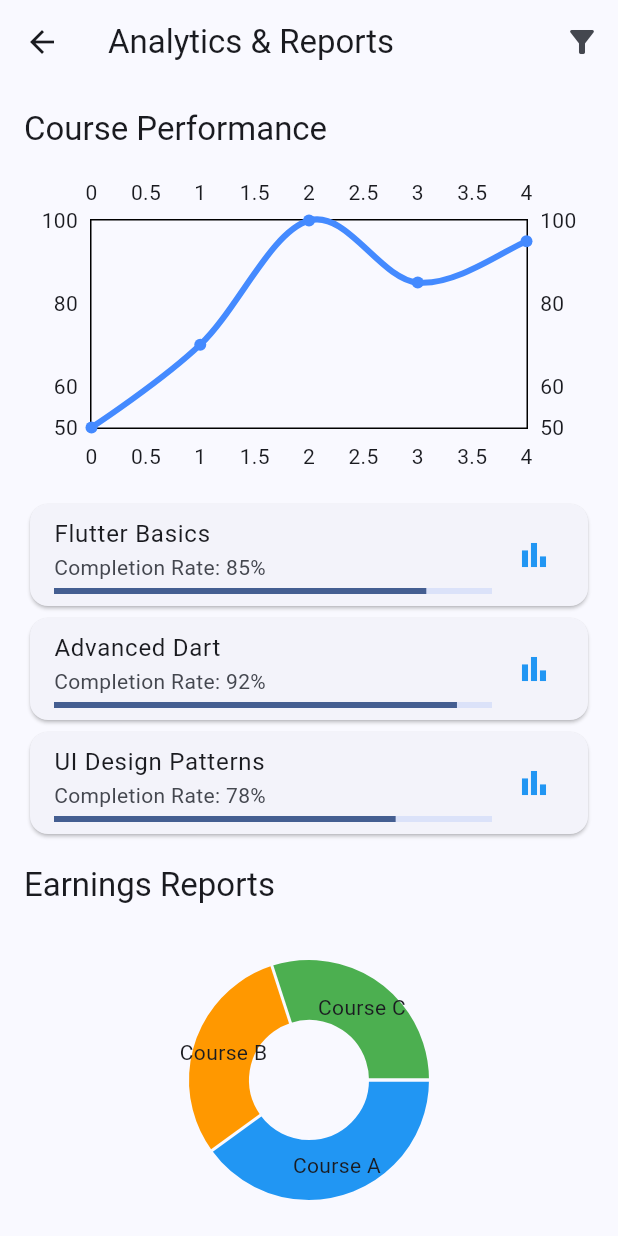
After one commit to Krushibhudia/learning-flutter, a Flutter app: the AnalyticsReportsPage screen opened directly, after a tap on the "filter alt" icon, on a phone screen of 412 x 824 dp. The commit adds this screen. Run offline on Flutter 3.47's test engine with Material 3 defaults, Android fonts, the phone set to English and light mode, and no system bars; drawn by our look-alikes of fl_chart; our stand-ins replace cloud_firestore, firebase_auth, firebase_core; accounts and stored records are empty.

Commit message:
my commit

```diff
--- /dev/null
+++ b/lib/Screens/InstructorPanel/Analytics_screen.dart
@@ -0,0 +1,215 @@
+import 'package:flutter/material.dart';
+import 'package:fl_chart/fl_chart.dart';
+
+class AnalyticsReportsPage extends StatelessWidget {
+  @override
+  Widget build(BuildContext context) {
+    return Scaffold(
+      appBar: AppBar(
+        title: Text('Analytics & Reports'),
+        actions: [
+          IconButton(
+            icon: Icon(Icons.filter_alt),
+            onPressed: () {
+              // TODO: Add filter logic
+            },
+          ),
+        ],
+      ),
+      body: SingleChildScrollView(
+        padding: const EdgeInsets.all(16.0),
+        child: Column(
+          crossAxisAlignment: CrossAxisAlignment.start,
+          children: [
+            // Course Performance Section
+            Text(
+              'Course Performance',
+              style: Theme.of(context).textTheme.titleLarge,
+            ),
+            SizedBox(height: 16),
+            CoursePerformanceGraph(),
+            SizedBox(height: 16),
+            CoursePerformanceList(),
+
+            // Earnings Reports Section
+            SizedBox(height: 16),
+            Text(
+              'Earnings Reports',
+              style: Theme.of(context).textTheme.titleLarge,
+            ),
+            SizedBox(height: 16),
+            EarningsPieChart(),
+            SizedBox(height: 16),
+            EarningsSummaryCard(),
+
+            // Student Activity Section
+            SizedBox(height: 16),
+            Text(
+              'Student Activity',
+              style: Theme.of(context).textTheme.titleLarge,
+            ),
+            SizedBox(height: 16),
+            StudentEngagementBarChart(),
+            SizedBox(height: 16),
+            StudentActivitySummary(),
+          ],
+        ),
+      ),
+    );
+  }
+}
+
+// Course Performance Graph
+class CoursePerformanceGraph extends StatelessWidget {
+  @override
+  Widget build(BuildContext context) {
+    return SizedBox(
+      height: 200,
+      child: LineChart(
+        LineChartData(
+          gridData: FlGridData(show: false),
+          titlesData: FlTitlesData(show: true),
+          borderData: FlBorderData(show: true),
+          lineBarsData: [
+            LineChartBarData(
+              spots: [
+                FlSpot(0, 50),
+                FlSpot(1, 70),
+                FlSpot(2, 100),
+                FlSpot(3, 85),
+                FlSpot(4, 95),
+              ],
+              isCurved: true,
+              color: Colors.blueAccent,
+              barWidth: 4,
+              isStrokeCapRound: true,
+              belowBarData: BarAreaData(show: false),
+            ),
+          ],
+        ),
+      ),
+    );
+  }
+}
+
+// Course Performance List
+class CoursePerformanceList extends StatelessWidget {
+  @override
+  Widget build(BuildContext context) {
+    return Column(
+      children: [
+        CoursePerformanceCard(courseName: 'Flutter Basics', completionRate: 85),
+        CoursePerformanceCard(courseName: 'Advanced Dart', completionRate: 92),
+        CoursePerformanceCard(courseName: 'UI Design Patterns', completionRate: 78),
+      ],
+    );
+  }
+}
+
+class CoursePerformanceCard extends StatelessWidget {
+  final String courseName;
+  final double completionRate;
+
+  CoursePerformanceCard({required this.courseName, required this.completionRate});
+
+  @override
+  Widget build(BuildContext context) {
+    return Card(
+      child: ListTile(
+        title: Text(courseName),
+        subtitle: Column(
+          crossAxisAlignment: CrossAxisAlignment.start,
+          children: [
+            Text('Completion Rate: ${completionRate.toInt()}%'),
+            SizedBox(height: 4),
+            LinearProgressIndicator(value: completionRate / 100),
+          ],
+        ),
+        trailing: Icon(Icons.bar_chart, color: Colors.blue),
+      ),
+    );
+  }
+}
+
+// Earnings Pie Chart
+class EarningsPieChart extends StatelessWidget {
+  @override
+  Widget build(BuildContext context) {
+    return SizedBox(
+      height: 200,
+      child: PieChart(
+        PieChartData(
+          sections: [
+            PieChartSectionData(value: 40, title: 'Course A', color: Colors.blue),
+            PieChartSectionData(value: 30, title: 'Course B', color: Colors.orange),
+            PieChartSectionData(value: 30, title: 'Course C', color: Colors.green),
+          ],
+          centerSpaceRadius: 40,
+          sectionsSpace: 2,
+        ),
+      ),
+    );
+  }
+}
+
+// Earnings Summary Card
+class EarningsSummaryCard extends StatelessWidget {
+  @override
+  Widget build(BuildContext context) {
+    return Card(
+      child: Padding(
+        padding: const EdgeInsets.all(16.0),
+        child: Column(
+          crossAxisAlignment: CrossAxisAlignment.start,
+          children: [
+            Text('Total Earnings: \$10,000', style: TextStyle(fontSize: 16)),
+            SizedBox(height: 8),
+            Text('This Month: \$2,000', style: TextStyle(fontSize: 16)),
+          ],
+        ),
+      ),
+    );
+  }
+}
+
+// Student Engagement Bar Chart
+class StudentEngagementBarChart extends StatelessWidget {
+  @override
+  Widget build(BuildContext context) {
+    return SizedBox(
+      height: 200,
+      child: BarChart(
+        BarChartData(
+          titlesData: FlTitlesData(show: true),
+          borderData: FlBorderData(show: false),
+          barGroups: [
+            BarChartGroupData(x: 0, barRods: [BarChartRodData(toY: 5, color: Colors.blue)]),
+            BarChartGroupData(x: 1, barRods: [BarChartRodData(toY: 7, color: Colors.blue)]),
+            BarChartGroupData(x: 2, barRods: [BarChartRodData(toY: 8, color: Colors.blue)]),
+            BarChartGroupData(x: 3, barRods: [BarChartRodData(toY: 6, color: Colors.blue)]),
+          ],
+        ),
+      ),
+    );
+  }
+}
+
+// Student Activity Summary
+class StudentActivitySummary extends StatelessWidget {
+  @override
+  Widget build(BuildContext context) {
+    return Card(
+      child: ListTile(
+        title: Text('Student Engagement Summary'),
+        subtitle: Column(
+          crossAxisAlignment: CrossAxisAlignment.start,
+          children: [
+            Text('Logins this week: 120'),
+            Text('Lessons completed: 250'),
+          ],
+        ),
+        trailing: Icon(Icons.group, color: Colors.blue),
+      ),
+    );
+  }
+}
--- a/lib/Screens/InstructorPanel/CreateEditCourse_screen.dart
+++ b/lib/Screens/InstructorPanel/CreateEditCourse_screen.dart
@@ -1,3 +1,4 @@
+/*
 import 'package:flutter/material.dart';
 import 'package:file_picker/file_picker.dart';
 import 'package:permission_handler/permission_handler.dart';  // For permission handling
@@ -162,3 +163,4 @@ class _CreateEditCourseScreenState extends State<CreateEditCourseScreen> {
     );
   }
 }
+*/
--- a/pubspec.yaml
+++ b/pubspec.yaml
@@ -40,9 +40,7 @@ dependencies:
   firebase_core: ^3.8.0
   firebase_auth: ^5.3.3
   cloud_firestore: ^5.5.0
-  fl_chart: ^0.69.2
-  file_picker: ^8.1.4
-  permission_handler: ^11.3.1
+  fl_chart: ^0.63.0
 dev_dependencies:
   flutter_test:
     sdk: flutter
```
Also changed, not shown: lib/Screens/InstructorPanel/Settings_Screen.dart (added, +137 -0 lines), lib/Screens/InstructorPanel/mainPanel.dart (+9 -5 lines), lib/Screens/authentication/Splash_Screen.dart (+2 -15 lines), pubspec.lock, 2 other files.
